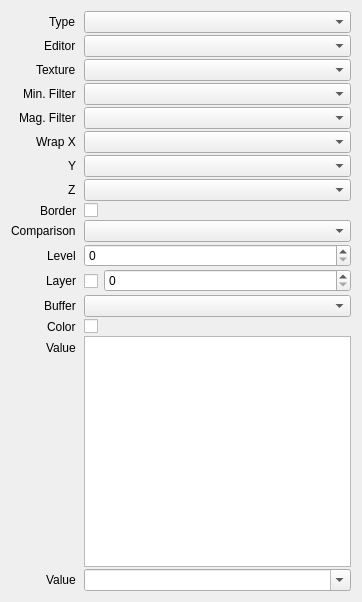
This is src/session/BindingProperties.ui in houmain/gpupad as Qt 5 draws it before an edit. The edited form follows.
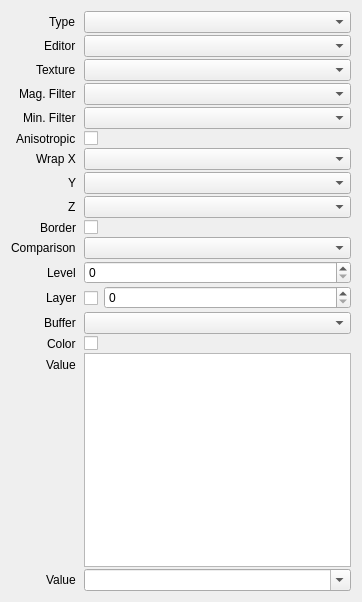
This is the edited form. Custom widgets are drawn as their Qt base class.

Commit message: Optional anisotropic filtering

Diff of the .ui file:
```diff
--- a/src/session/BindingProperties.ui
+++ b/src/session/BindingProperties.ui
@@ -72,93 +72,103 @@
       <widget class="ReferenceComboBox" name="texture"/>
      </item>
      <item row="3" column="0">
-      <widget class="QLabel" name="labelMinFilter">
-       <property name="text">
-        <string>Min. Filter</string>
-       </property>
-      </widget>
-     </item>
-     <item row="3" column="1">
-      <widget class="DataComboBox" name="minFilter"/>
-     </item>
-     <item row="4" column="0">
       <widget class="QLabel" name="labelMagFilter">
        <property name="text">
         <string>Mag. Filter</string>
        </property>
       </widget>
      </item>
-     <item row="4" column="1">
+     <item row="3" column="1">
       <widget class="DataComboBox" name="magFilter"/>
      </item>
+     <item row="4" column="0">
+      <widget class="QLabel" name="labelMinFilter">
+       <property name="text">
+        <string>Min. Filter</string>
+       </property>
+      </widget>
+     </item>
+     <item row="4" column="1">
+      <widget class="DataComboBox" name="minFilter"/>
+     </item>
      <item row="5" column="0">
+      <widget class="QLabel" name="labelAnisotropic">
+       <property name="text">
+        <string>Anisotropic</string>
+       </property>
+      </widget>
+     </item>
+     <item row="5" column="1">
+      <widget class="QCheckBox" name="anisotropic"/>
+     </item>
+     <item row="6" column="0">
       <widget class="QLabel" name="labelWrapModeX">
        <property name="text">
         <string>Wrap X</string>
        </property>
       </widget>
      </item>
-     <item row="5" column="1">
+     <item row="6" column="1">
       <widget class="DataComboBox" name="wrapModeX"/>
      </item>
-     <item row="6" column="0">
+     <item row="7" column="0">
       <widget class="QLabel" name="labelWrapModeY">
        <property name="text">
         <string>Y</string>
        </property>
       </widget>
      </item>
-     <item row="6" column="1">
+     <item row="7" column="1">
       <widget class="DataComboBox" name="wrapModeY"/>
      </item>
-     <item row="7" column="0">
+     <item row="8" column="0">
       <widget class="QLabel" name="labelWrapModeZ">
        <property name="text">
         <string>Z</string>
        </property>
       </widget>
      </item>
-     <item row="7" column="1">
+     <item row="8" column="1">
       <widget class="DataComboBox" name="wrapModeZ"/>
      </item>
-     <item row="8" column="0">
+     <item row="9" column="0">
       <widget class="QLabel" name="labelBorderColor">
        <property name="text">
         <string>Border</string>
        </property>
       </widget>
      </item>
-     <item row="8" column="1">
+     <item row="9" column="1">
       <widget class="ColorPicker" name="borderColor"/>
      </item>
-     <item row="9" column="0">
+     <item row="10" column="0">
       <widget class="QLabel" name="labelComparisonFunc">
        <property name="text">
         <string>Comparison</string>
        </property>
       </widget>
      </item>
-     <item row="9" column="1">
+     <item row="10" column="1">
       <widget class="DataComboBox" name="comparisonFunc"/>
      </item>
-     <item row="10" column="0">
+     <item row="11" column="0">
       <widget class="QLabel" name="labelLevel">
        <property name="text">
         <string>Level</string>
        </property>
       </widget>
      </item>
-     <item row="10" column="1">
+     <item row="11" column="1">
       <widget class="QSpinBox" name="level"/>
      </item>
-     <item row="11" column="0">
+     <item row="12" column="0">
       <widget class="QLabel" name="labelLayer">
        <property name="text">
         <string>Layer</string>
        </property>
       </widget>
      </item>
-     <item row="11" column="1">
+     <item row="12" column="1">
       <widget class="QWidget" name="layerWidget" native="true">
        <layout class="QHBoxLayout" name="horizontalLayout_2">
         <property name="leftMargin">
@@ -199,34 +209,34 @@
        </layout>
       </widget>
      </item>
-     <item row="12" column="0">
+     <item row="13" column="0">
       <widget class="QLabel" name="labelBuffer">
        <property name="text">
         <string>Buffer</string>
        </property>
       </widget>
      </item>
-     <item row="12" column="1">
+     <item row="13" column="1">
       <widget class="ReferenceComboBox" name="buffer"/>
      </item>
-     <item row="13" column="0">
+     <item row="14" column="0">
       <widget class="QLabel" name="labelColor">
        <property name="text">
         <string>Color</string>
        </property>
       </widget>
      </item>
-     <item row="13" column="1">
+     <item row="14" column="1">
       <widget class="ColorPicker" name="color"/>
      </item>
-     <item row="14" column="0">
+     <item row="15" column="0">
       <widget class="QLabel" name="labelExpressions">
        <property name="text">
         <string>Value</string>
        </property>
       </widget>
      </item>
-     <item row="14" column="1">
+     <item row="15" column="1">
       <widget class="ExpressionMatrix" name="expressions">
        <property name="verticalScrollBarPolicy">
         <enum>Qt::ScrollBarAlwaysOff</enum>
@@ -263,14 +273,14 @@
        </attribute>
       </widget>
      </item>
-     <item row="15" column="0">
+     <item row="16" column="0">
       <widget class="QLabel" name="labelSubroutine">
        <property name="text">
         <string>Value</string>
        </property>
       </widget>
      </item>
-     <item row="15" column="1">
+     <item row="16" column="1">
       <widget class="QComboBox" name="subroutine">
        <property name="editable">
         <bool>true</bool>
@@ -282,16 +292,16 @@
   </layout>
  </widget>
  <customwidgets>
-  <customwidget>
-   <class>ReferenceComboBox</class>
-   <extends>QComboBox</extends>
-   <header>session/ReferenceComboBox.h</header>
-  </customwidget>
   <customwidget>
    <class>DataComboBox</class>
    <extends>QComboBox</extends>
    <header>session/DataComboBox.h</header>
   </customwidget>
+  <customwidget>
+   <class>ReferenceComboBox</class>
+   <extends>QComboBox</extends>
+   <header>session/ReferenceComboBox.h</header>
+  </customwidget>
   <customwidget>
    <class>ExpressionMatrix</class>
    <extends>QTableWidget</extends>
```
The commit also changes 8 other files.
